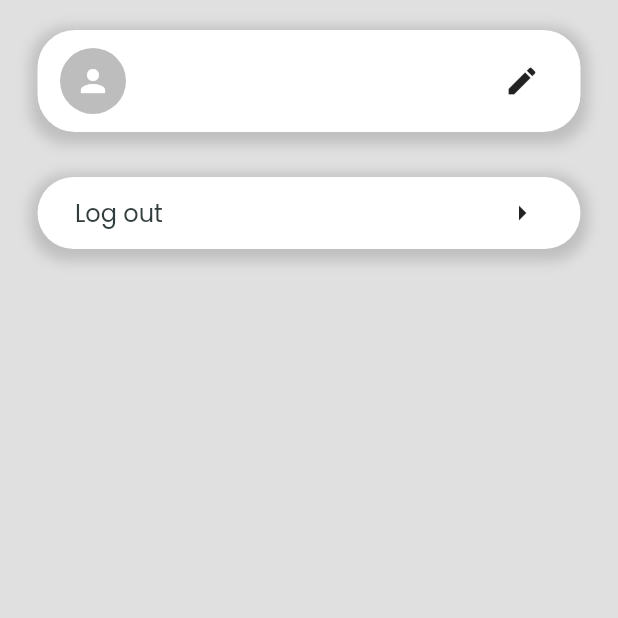
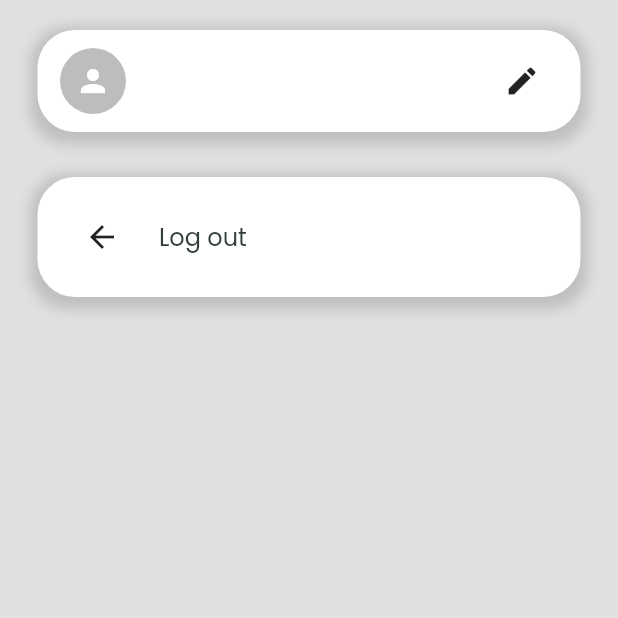
Before and after one commit to clarence00/letmecook, a Flutter app: the ProfilePage screen opened directly, on a phone screen of 412 x 824 dp, the top half of it. Run offline on Flutter 3.47's test engine with Material 2 defaults, Android fonts, the phone set to English and light mode, and no system bars; our stand-ins replace cloud_firestore, firebase_auth, firebase_core, flutter_animate, flutter_svg, google_fonts and 1 more; accounts and stored records are empty; network calls fail.

Commit message:
Fixed log out button and sign up overflow

```diff
--- a/lib/pages/login_page.dart
+++ b/lib/pages/login_page.dart
@@ -269,7 +269,7 @@ class _LogInPageState extends State<LogInPage> {
                         children: [
                           StyledText(
                               text: isLogin
-                                  ? 'Don\'t have an account yet? '
+                                  ? 'Don\'t have an account? '
                                   : 'Already have an account? ',
                               size: 18),
                           StyledButton(
--- a/lib/pages/profile_page.dart
+++ b/lib/pages/profile_page.dart
@@ -8,6 +8,7 @@ import 'package:letmecook/pages/post_page.dart';
 import 'package:letmecook/pages/profile_page.dart';
 import 'package:letmecook/pages/search_page.dart';
 import 'package:letmecook/widgets/styled_text.dart';
+import 'package:letmecook/widgets/styled_button.dart';
 import 'package:letmecook/widgets/styled_textbox.dart';
 import 'package:letmecook/widgets/textField.dart';
 import 'package:letmecook/assets/icons/custom_icons.dart';
@@ -178,19 +179,23 @@ class _ProfilePageState extends State<ProfilePage> {
                   padding: const EdgeInsets.symmetric(horizontal: 15),
                   child: Row(
                     children: [
+                      Container(
+                        decoration: const BoxDecoration(shape: BoxShape.circle),
+                        padding: const EdgeInsets.all(4),
+                        margin: const EdgeInsets.symmetric(vertical: 12),
+                        child: IconButton(
+                          onPressed: () {
+                            Auth().signOut();
+                          },
+                          icon: const Icon(Icons.arrow_back),
+                        ),
+                      ),
                       Expanded(
                         child: Container(
-                          padding: const EdgeInsets.all(10),
-                          child: const StyledText(
-                            text: 'Log out',
-                          ),
-                        ),
-                      ),
-                      IconButton(
-                        onPressed: () {
-                          Auth().signOut();
-                        },
-                        icon: const Icon(Icons.arrow_right),
+                            padding: const EdgeInsets.all(10),
+                            child: const StyledText(
+                              text: 'Log out',
+                            )),
                       ),
                     ],
                   ),
```
